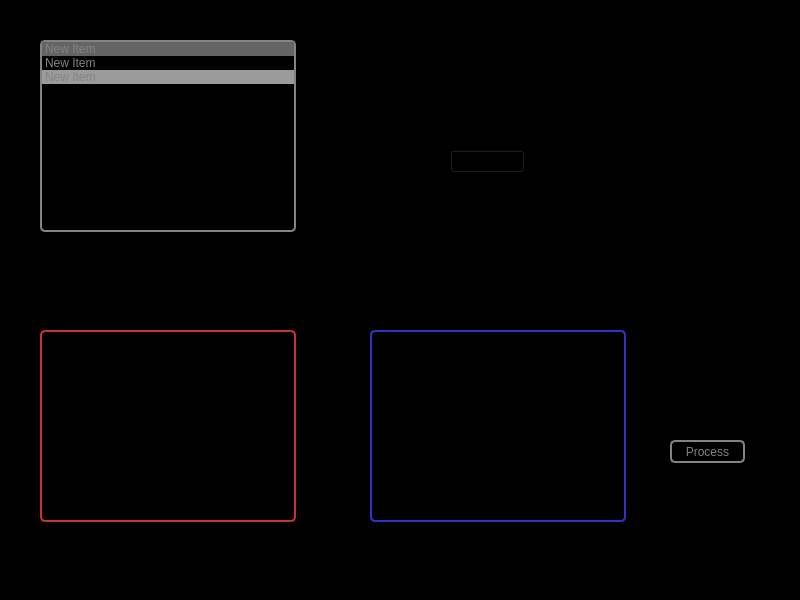
Qt form Scanner GUI/Plotters Control/PlottersControl.ui (afylab/nanoSQUID-Scanning-Software) before a commit.
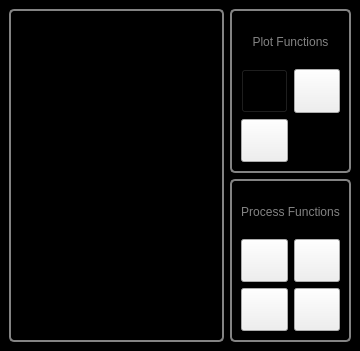
The same form after that commit. Icons and pictures are not drawn.

Diff of the .ui file:
```diff
--- a/Scanner GUI/Plotters Control/PlottersControl.ui
+++ b/Scanner GUI/Plotters Control/PlottersControl.ui
@@ -6,8 +6,8 @@
    <rect>
     <x>0</x>
     <y>0</y>
-    <width>800</width>
-    <height>600</height>
+    <width>360</width>
+    <height>351</height>
    </rect>
   </property>
   <property name="windowTitle">
@@ -24,17 +24,11 @@
 background-color: rgb(0, 0, 0);
 }</string>
    </property>
-   <widget class="QListWidget" name="listWidget_Plots">
-    <property name="geometry">
-     <rect>
-      <x>40</x>
-      <y>40</y>
-      <width>256</width>
-      <height>192</height>
-     </rect>
-    </property>
-    <property name="styleSheet">
-     <string notr="true">QListWidget#listWidget_Plots{
+   <layout class="QGridLayout" name="gridLayout_3" rowstretch="1,1" columnstretch="2,1">
+    <item row="0" column="0" rowspan="2">
+     <widget class="QListWidget" name="listWidget_Plots">
+      <property name="styleSheet">
+       <string notr="true">QListWidget#listWidget_Plots{
 color: rgb(131,131,131);
 background-color:rgb(0,0,0);
 border: 2px solid  rgb(131, 131, 131);
@@ -51,113 +45,202 @@
    background: black;
    width: 15px;
 }</string>
-    </property>
-    <item>
-     <property name="text">
-      <string>New Item</string>
-     </property>
-     <property name="background">
-      <brush brushstyle="SolidPattern">
-       <color alpha="255">
-        <red>100</red>
-        <green>100</green>
-        <blue>100</blue>
-       </color>
-      </brush>
-     </property>
+      </property>
+     </widget>
     </item>
-    <item>
-     <property name="text">
-      <string>New Item</string>
-     </property>
-    </item>
-    <item>
-     <property name="text">
-      <string>New Item</string>
-     </property>
-     <property name="background">
-      <brush brushstyle="SolidPattern">
-       <color alpha="255">
-        <red>155</red>
-        <green>155</green>
-        <blue>155</blue>
-       </color>
-      </brush>
-     </property>
-    </item>
-   </widget>
-   <widget class="QListWidget" name="listWidget_PlotsListA">
-    <property name="geometry">
-     <rect>
-      <x>40</x>
-      <y>330</y>
-      <width>256</width>
-      <height>192</height>
-     </rect>
-    </property>
-    <property name="styleSheet">
-     <string notr="true">QListWidget#listWidget_PlotsListA{
+    <item row="0" column="1">
+     <widget class="QFrame" name="frame_PlotRelatedFunctions">
+      <property name="styleSheet">
+       <string notr="true">
+QFrame#frame_PlotRelatedFunctions{
 color: rgb(131,131,131);
-background-color:black;
-border: 2px solid rgb(200,50,50);
+background-color:rgb(0,0,0);
+border: 2px solid  rgb(131,131,131);
 border-radius: 5px
 }
+</string>
+      </property>
+      <property name="frameShape">
+       <enum>QFrame::StyledPanel</enum>
+      </property>
+      <property name="frameShadow">
+       <enum>QFrame::Raised</enum>
+      </property>
+      <layout class="QGridLayout" name="gridLayout" rowstretch="1,1,1" columnstretch="1,1">
+       <item row="1" column="0">
+        <widget class="QPushButton" name="pushButton_AddPlotter">
+         <property name="enabled">
+          <bool>true</bool>
+         </property>
+         <property name="sizePolicy">
+          <sizepolicy hsizetype="Preferred" vsizetype="Preferred">
+           <horstretch>0</horstretch>
+           <verstretch>0</verstretch>
+          </sizepolicy>
+         </property>
+         <property name="minimumSize">
+          <size>
+           <width>0</width>
+           <height>0</height>
+          </size>
+         </property>
+         <property name="styleSheet">
+          <string notr="true">QPushButton#pushButton_AddPlotter{
+image:url(:/nSOTScanner/Pictures/AddPlotter.png);
+background: black;
+}
 
-QScrollBar:horizontal {
-   border: 0px;
-   background: black;
-   height: 15px;
+QPushButton:pressed#pushButton_AddPlotter{
+image:url(:/nSOTScanner/Pictures/AddPlotter.png);
+background: black;
+border: 2px rgb(131,131,131);
+border-radius: 5px
 }
-QScrollBar:vertical {
-   border: 0px;
-   background: black;
-   width: 15px;
-}</string>
-    </property>
-   </widget>
-   <widget class="QListWidget" name="listWidget_PlotsListB">
-    <property name="geometry">
-     <rect>
-      <x>370</x>
-      <y>330</y>
-      <width>256</width>
-      <height>192</height>
-     </rect>
-    </property>
-    <property name="styleSheet">
-     <string notr="true">QListWidget#listWidget_PlotsListB{
+</string>
+         </property>
+         <property name="text">
+          <string/>
+         </property>
+        </widget>
+       </item>
+       <item row="2" column="0">
+        <widget class="QPushButton" name="pushButton_SubtractRegionAverage">
+         <property name="enabled">
+          <bool>true</bool>
+         </property>
+         <property name="sizePolicy">
+          <sizepolicy hsizetype="Preferred" vsizetype="Preferred">
+           <horstretch>0</horstretch>
+           <verstretch>0</verstretch>
+          </sizepolicy>
+         </property>
+         <property name="styleSheet">
+          <string notr="true">QPushButton#pushButton_AddPlotter{
+image:url(:/nSOTScanner/Pictures/add.png);
+background: black;
+}
+
+QPushButton:pressed#pushButton_AddPlotter{
+image:url(:/nSOTScanner/Pictures/add.png);
+background: black;
+border: 2px rgb(131,131,131);
+border-radius: 5px
+}
+</string>
+         </property>
+         <property name="text">
+          <string/>
+         </property>
+        </widget>
+       </item>
+       <item row="1" column="1">
+        <widget class="QPushButton" name="pushButton_SubtractOveralAverage">
+         <property name="enabled">
+          <bool>true</bool>
+         </property>
+         <property name="sizePolicy">
+          <sizepolicy hsizetype="Preferred" vsizetype="Preferred">
+           <horstretch>0</horstretch>
+           <verstretch>0</verstretch>
+          </sizepolicy>
+         </property>
+         <property name="styleSheet">
+          <string notr="true">QPushButton#pushButton_AddPlotter{
+image:url(:/nSOTScanner/Pictures/add.png);
+background: black;
+}
+
+QPushButton:pressed#pushButton_AddPlotter{
+image:url(:/nSOTScanner/Pictures/add.png);
+background: black;
+border: 2px rgb(131,131,131);
+border-radius: 5px
+}
+</string>
+         </property>
+         <property name="text">
+          <string/>
+         </property>
+        </widget>
+       </item>
+       <item row="0" column="0" colspan="2">
+        <widget class="QLabel" name="label_PlotRelated">
+         <property name="styleSheet">
+          <string notr="true">color:rgb(131,131,131)</string>
+         </property>
+         <property name="text">
+          <string>Plot Functions</string>
+         </property>
+         <property name="alignment">
+          <set>Qt::AlignCenter</set>
+         </property>
+        </widget>
+       </item>
+      </layout>
+     </widget>
+    </item>
+    <item row="1" column="1">
+     <widget class="QFrame" name="frame_Process">
+      <property name="styleSheet">
+       <string notr="true">
+QFrame#frame_Process{
 color: rgb(131,131,131);
 background-color:rgb(0,0,0);
-border: 2px solid rgb(50,50,200);
+border: 2px solid  rgb(131,131,131);
 border-radius: 5px
 }
+</string>
+      </property>
+      <property name="frameShape">
+       <enum>QFrame::StyledPanel</enum>
+      </property>
+      <property name="frameShadow">
+       <enum>QFrame::Raised</enum>
+      </property>
+      <layout class="QGridLayout" name="gridLayout_2" rowstretch="1,1,1" columnstretch="1,1">
+       <item row="1" column="0">
+        <widget class="QPushButton" name="pushButton_Subtract">
+         <property name="enabled">
+          <bool>true</bool>
+         </property>
+         <property name="sizePolicy">
+          <sizepolicy hsizetype="Preferred" vsizetype="Preferred">
+           <horstretch>0</horstretch>
+           <verstretch>0</verstretch>
+          </sizepolicy>
+         </property>
+         <property name="styleSheet">
+          <string notr="true">QPushButton#pushButton_AddPlotter{
+image:url(:/nSOTScanner/Pictures/add.png);
+background: black;
+}
 
-QScrollBar:horizontal {
-   border: 0px;
-   background: black;
-   height: 15px;
+QPushButton:pressed#pushButton_AddPlotter{
+image:url(:/nSOTScanner/Pictures/add.png);
+background: black;
+border: 2px rgb(131,131,131);
+border-radius: 5px
 }
-QScrollBar:vertical {
-   border: 0px;
-   background: black;
-   width: 15px;
-}</string>
-    </property>
-   </widget>
-   <widget class="QPushButton" name="pushButton_AddPlotter">
-    <property name="enabled">
-     <bool>true</bool>
-    </property>
-    <property name="geometry">
-     <rect>
-      <x>450</x>
-      <y>150</y>
-      <width>75</width>
-      <height>23</height>
-     </rect>
-    </property>
-    <property name="styleSheet">
-     <string notr="true">QPushButton#pushButton_AddPlotter{
+</string>
+         </property>
+         <property name="text">
+          <string/>
+         </property>
+        </widget>
+       </item>
+       <item row="2" column="0">
+        <widget class="QPushButton" name="pushButton_Product">
+         <property name="enabled">
+          <bool>true</bool>
+         </property>
+         <property name="sizePolicy">
+          <sizepolicy hsizetype="Preferred" vsizetype="Preferred">
+           <horstretch>0</horstretch>
+           <verstretch>0</verstretch>
+          </sizepolicy>
+         </property>
+         <property name="styleSheet">
+          <string notr="true">QPushButton#pushButton_AddPlotter{
 image:url(:/nSOTScanner/Pictures/add.png);
 background: black;
 }
@@ -169,39 +252,89 @@
 border-radius: 5px
 }
 </string>
-    </property>
-    <property name="text">
-     <string/>
-    </property>
-   </widget>
-   <widget class="QPushButton" name="pushButton_Process">
-    <property name="geometry">
-     <rect>
-      <x>670</x>
-      <y>440</y>
-      <width>75</width>
-      <height>23</height>
-     </rect>
-    </property>
-    <property name="styleSheet">
-     <string notr="true">QPushButton:pressed#pushButton_Process{
-color: rgb(0,0,0);
-background-color:rgb(131,131,131);
-border: 1px solid rgb(0,0,0);
+         </property>
+         <property name="text">
+          <string/>
+         </property>
+        </widget>
+       </item>
+       <item row="2" column="1">
+        <widget class="QPushButton" name="pushButton_Division">
+         <property name="enabled">
+          <bool>true</bool>
+         </property>
+         <property name="sizePolicy">
+          <sizepolicy hsizetype="Preferred" vsizetype="Preferred">
+           <horstretch>0</horstretch>
+           <verstretch>0</verstretch>
+          </sizepolicy>
+         </property>
+         <property name="styleSheet">
+          <string notr="true">QPushButton#pushButton_AddPlotter{
+image:url(:/nSOTScanner/Pictures/add.png);
+background: black;
+}
+
+QPushButton:pressed#pushButton_AddPlotter{
+image:url(:/nSOTScanner/Pictures/add.png);
+background: black;
+border: 2px rgb(131,131,131);
 border-radius: 5px
 }
+</string>
+         </property>
+         <property name="text">
+          <string/>
+         </property>
+        </widget>
+       </item>
+       <item row="1" column="1">
+        <widget class="QPushButton" name="pushButton_Addition">
+         <property name="enabled">
+          <bool>true</bool>
+         </property>
+         <property name="sizePolicy">
+          <sizepolicy hsizetype="Preferred" vsizetype="Preferred">
+           <horstretch>0</horstretch>
+           <verstretch>0</verstretch>
+          </sizepolicy>
+         </property>
+         <property name="styleSheet">
+          <string notr="true">QPushButton#pushButton_AddPlotter{
+image:url(:/nSOTScanner/Pictures/add.png);
+background: black;
+}
 
-QPushButton#pushButton_Process{
-color: rgb(131,131,131);
-background-color:rgb(0,0,0);
-border: 2px solid  rgb(131,131,131);
+QPushButton:pressed#pushButton_AddPlotter{
+image:url(:/nSOTScanner/Pictures/add.png);
+background: black;
+border: 2px rgb(131,131,131);
 border-radius: 5px
-}</string>
-    </property>
-    <property name="text">
-     <string>Process</string>
-    </property>
-   </widget>
+}
+</string>
+         </property>
+         <property name="text">
+          <string/>
+         </property>
+        </widget>
+       </item>
+       <item row="0" column="0" colspan="2">
+        <widget class="QLabel" name="label">
+         <property name="styleSheet">
+          <string notr="true">color:rgb(131,131,131)</string>
+         </property>
+         <property name="text">
+          <string>Process Functions</string>
+         </property>
+         <property name="alignment">
+          <set>Qt::AlignCenter</set>
+         </property>
+        </widget>
+       </item>
+      </layout>
+     </widget>
+    </item>
+   </layout>
   </widget>
  </widget>
  <resources>
```
